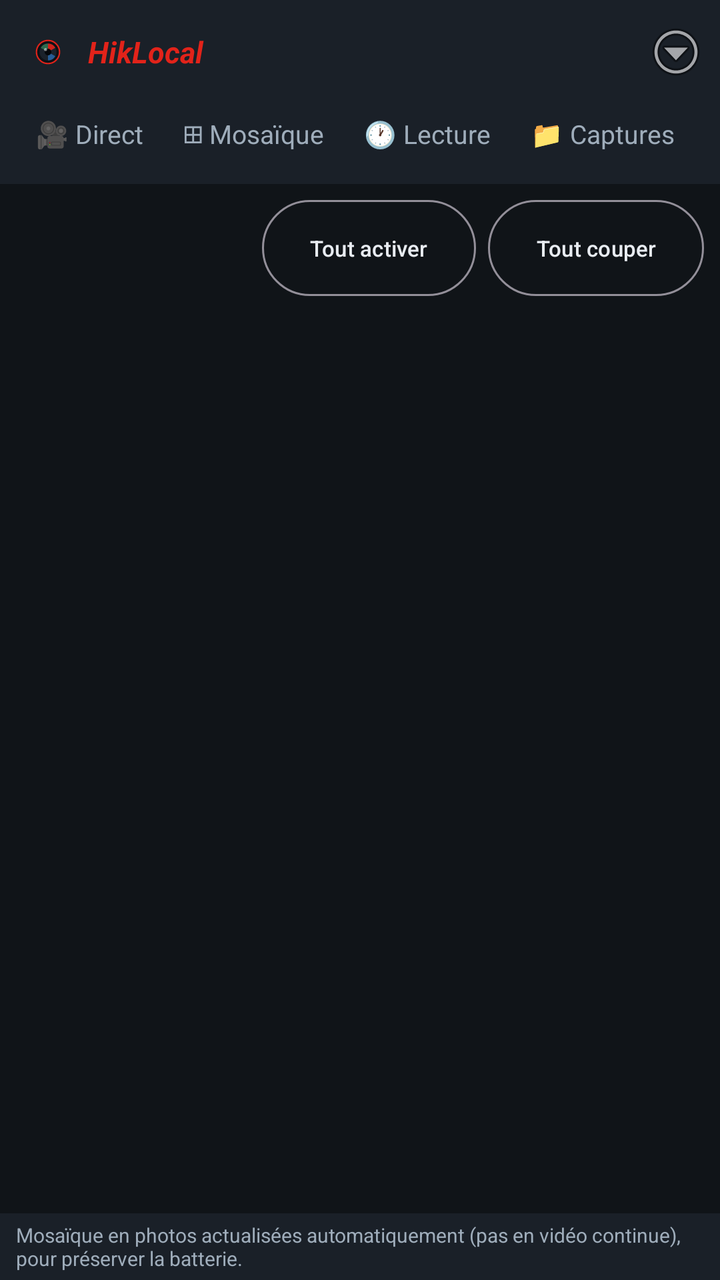
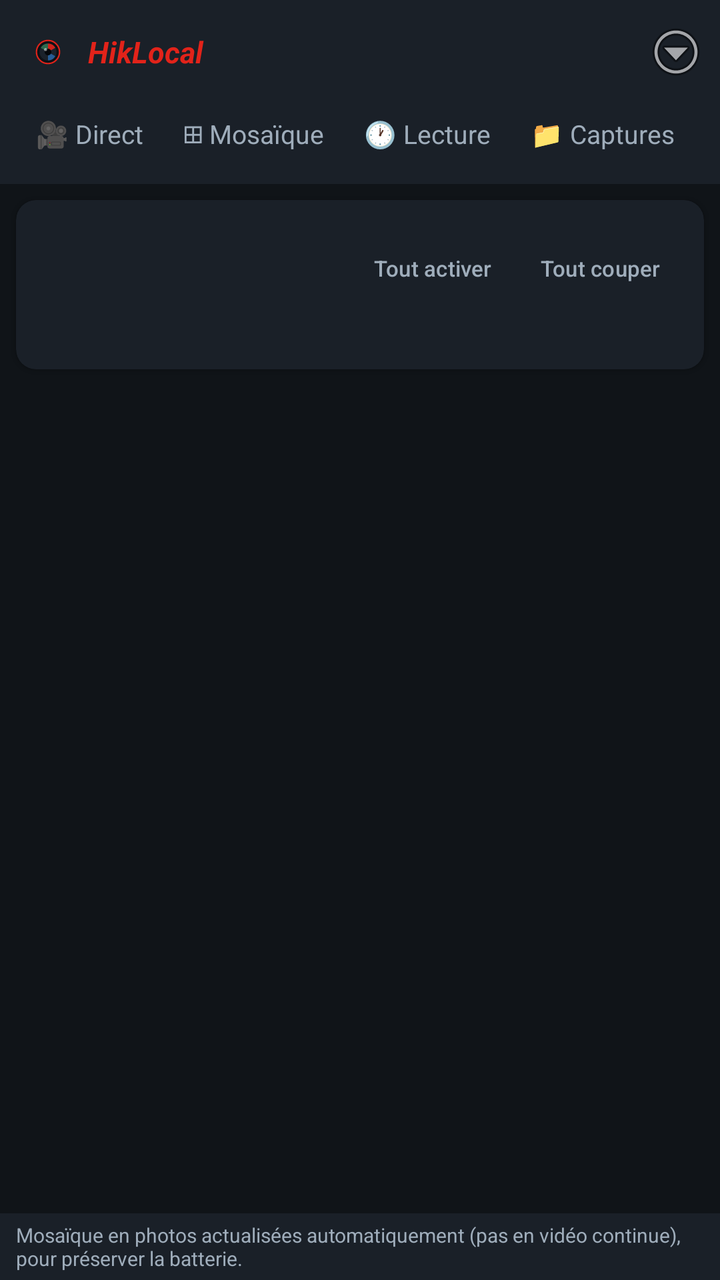

Before-and-after screenshots of an Android layout around one commit, followed by the original layout XML and the change that was made.
<!-- AndroidManifest.xml: application theme Theme.HikLocal -->
<!-- res/layout/activity_mosaic.xml -->
<?xml version="1.0" encoding="utf-8"?>
<LinearLayout xmlns:android="http://schemas.android.com/apk/res/android"
    android:layout_width="match_parent"
    android:layout_height="match_parent"
    android:background="@color/bg"
    android:orientation="vertical">

    <include
        android:id="@+id/topbar"
        layout="@layout/topbar" />

    <LinearLayout
        android:layout_width="match_parent"
        android:layout_height="wrap_content"
        android:gravity="center_vertical"
        android:orientation="horizontal"
        android:padding="8dp">

        <TextView
            android:id="@+id/countLabel"
            android:layout_width="0dp"
            android:layout_height="wrap_content"
            android:layout_weight="1"
            android:textColor="@color/text_dim"
            android:textSize="12sp" />

        <com.google.android.material.button.MaterialButton
            android:id="@+id/allOnButton"
            style="@style/Widget.Material3.Button.OutlinedButton"
            android:layout_width="wrap_content"
            android:layout_height="wrap_content"
            android:layout_marginEnd="6dp"
            android:insetTop="0dp"
            android:insetBottom="0dp"
            android:text="@string/mosaic_all_on"
            android:textColor="@color/text"
            android:textSize="11sp" />

        <com.google.android.material.button.MaterialButton
            android:id="@+id/allOffButton"
            style="@style/Widget.Material3.Button.OutlinedButton"
            android:layout_width="wrap_content"
            android:layout_height="wrap_content"
            android:insetTop="0dp"
            android:insetBottom="0dp"
            android:text="@string/mosaic_all_off"
            android:textColor="@color/text"
            android:textSize="11sp" />
    </LinearLayout>

    <ScrollView
        android:layout_width="match_parent"
        android:layout_height="0dp"
        android:layout_weight="1">

        <GridLayout
            android:id="@+id/grid"
            android:layout_width="match_parent"
            android:layout_height="wrap_content"
            android:alignmentMode="alignMargins"
            android:columnCount="2"
            android:padding="6dp" />
    </ScrollView>

    <TextView
        android:layout_width="match_parent"
        android:layout_height="wrap_content"
        android:background="@color/panel"
        android:paddingStart="8dp"
        android:paddingTop="4dp"
        android:paddingEnd="8dp"
        android:paddingBottom="4dp"
        android:text="@string/mosaic_note"
        android:textColor="@color/text_dim"
        android:textSize="10sp" />
</LinearLayout>
<!-- res/layout/topbar.xml (included above) -->
<?xml version="1.0" encoding="utf-8"?>
<LinearLayout xmlns:android="http://schemas.android.com/apk/res/android"
    android:layout_width="match_parent"
    android:layout_height="wrap_content"
    android:background="@color/panel"
    android:orientation="vertical">

    <LinearLayout
        android:layout_width="match_parent"
        android:layout_height="wrap_content"
        android:gravity="center_vertical"
        android:orientation="horizontal"
        android:paddingStart="12dp"
        android:paddingTop="8dp"
        android:paddingEnd="4dp"
        android:paddingBottom="4dp">

        <ImageView
            android:layout_width="24dp"
            android:layout_height="24dp"
            android:contentDescription="@string/app_name"
            android:src="@drawable/ic_launcher_foreground" />

        <TextView
            android:layout_width="0dp"
            android:layout_height="wrap_content"
            android:layout_marginStart="8dp"
            android:layout_weight="1"
            android:text="@string/app_name"
            android:textColor="@color/accent"
            android:textSize="15sp"
            android:textStyle="bold|italic" />

        <ImageButton
            android:id="@+id/overflowButton"
            android:layout_width="36dp"
            android:layout_height="36dp"
            android:background="?attr/selectableItemBackgroundBorderless"
            android:contentDescription="Menu"
            android:src="@android:drawable/ic_menu_more" />
    </LinearLayout>

    <HorizontalScrollView
        android:layout_width="match_parent"
        android:layout_height="wrap_content"
        android:scrollbars="none">

        <LinearLayout
            android:layout_width="wrap_content"
            android:layout_height="wrap_content"
            android:orientation="horizontal"
            android:paddingStart="8dp"
            android:paddingEnd="8dp"
            android:paddingBottom="6dp">

            <TextView
                android:id="@+id/tabDirect"
                android:layout_width="wrap_content"
                android:layout_height="wrap_content"
                android:background="?attr/selectableItemBackground"
                android:padding="10dp"
                android:text="@string/tab_live"
                android:textColor="@color/text_dim"
                android:textSize="13sp" />

            <TextView
                android:id="@+id/tabMosaic"
                android:layout_width="wrap_content"
                android:layout_height="wrap_content"
                android:background="?attr/selectableItemBackground"
                android:padding="10dp"
                android:text="@string/tab_mosaic"
                android:textColor="@color/text_dim"
                android:textSize="13sp" />

            <TextView
                android:id="@+id/tabPlayback"
                android:layout_width="wrap_content"
                android:layout_height="wrap_content"
                android:background="?attr/selectableItemBackground"
                android:padding="10dp"
                android:text="@string/tab_playback"
                android:textColor="@color/text_dim"
                android:textSize="13sp" />

            <TextView
                android:id="@+id/tabCaptures"
                android:layout_width="wrap_content"
                android:layout_height="wrap_content"
                android:background="?attr/selectableItemBackground"
                android:padding="10dp"
                android:text="@string/tab_captures"
                android:textColor="@color/text_dim"
                android:textSize="13sp" />
        </LinearLayout>
    </HorizontalScrollView>
</LinearLayout>
<!-- resources referenced by this layout -->
<resources>
  <color name="accent">#FFE2231A</color>
  <color name="bg">#FF101418</color>
  <color name="panel">#FF1A2028</color>
  <color name="text">#FFE8ECF1</color>
  <color name="text_dim">#FF9FADBB</color>
  <!-- drawable ic_launcher_foreground (drawable) -->
  <?xml version="1.0" encoding="utf-8"?>
  <vector xmlns:android="http://schemas.android.com/apk/res/android"
      android:width="108dp"
      android:height="108dp"
      android:viewportWidth="108"
      android:viewportHeight="108">
  
      <path
          android:fillColor="#0D1116"
          android:pathData="M54,54 m-27,0 a27,27 0 1,0 54,0 a27,27 0 1,0 -54,0" />
      <path
          android:fillColor="#00000000"
          android:strokeColor="#E2231A"
          android:strokeWidth="3.2"
          android:pathData="M54,54 m-26,0 a26,26 0 1,0 52,0 a26,26 0 1,0 -52,0" />
      <path
          android:fillColor="#1B222B"
          android:pathData="M54,54 m-19,0 a19,19 0 1,0 38,0 a19,19 0 1,0 -38,0" />
      <path
          android:fillColor="#E2231A"
          android:fillAlpha="0.9"
          android:pathData="M54,35 A19,19 0 0,1 70.5,44.5 L54,54 Z" />
      <path
          android:fillColor="#2B6CB0"
          android:fillAlpha="0.8"
          android:pathData="M70.5,63.5 A19,19 0 0,1 54,73 L54,54 Z" />
      <path
          android:fillColor="#3B8F5E"
          android:fillAlpha="0.65"
          android:pathData="M37.5,44.5 A19,19 0 0,1 54,35 L54,54 Z" />
      <path
          android:fillColor="#05070A"
          android:pathData="M54,54 m-7.5,0 a7.5,7.5 0 1,0 15,0 a7.5,7.5 0 1,0 -15,0" />
      <path
          android:fillColor="#FFFFFF"
          android:fillAlpha="0.5"
          android:pathData="M48.5,48.5 m-3.5,0 a3.5,3.5 0 1,0 7,0 a3.5,3.5 0 1,0 -7,0" />
  </vector>
  <string name="app_name">HikLocal</string>
  <string name="mosaic_all_off">Tout couper</string>
  <string name="mosaic_all_on">Tout activer</string>
  <string name="mosaic_note">Mosaïque en photos actualisées automatiquement (pas en vidéo continue), pour préserver la batterie.</string>
  <string name="tab_captures">📁 Captures</string>
  <string name="tab_live">🎥 Direct</string>
  <string name="tab_mosaic">⊞ Mosaïque</string>
  <string name="tab_playback">🕐 Lecture</string>
  <style name="Theme.HikLocal" parent="Theme.Material3.Dark.NoActionBar">
          <item name="colorPrimary">@color/accent</item>
          <item name="colorOnPrimary">@color/text</item>
          <item name="colorSecondary">@color/accent_blue</item>
          <item name="android:colorBackground">@color/bg</item>
          <item name="android:textColorPrimary">@color/text</item>
          <item name="android:textColorSecondary">@color/text_dim</item>
          <item name="android:statusBarColor" tools:targetApi="21">@color/panel</item>
      </style>
  <color name="accent_blue">#FF2B6CB0</color>
</resources>

<!-- the commit's change to res/layout/activity_mosaic.xml (unified diff, before → after) -->
@@ -1,5 +1,6 @@
 <?xml version="1.0" encoding="utf-8"?>
 <LinearLayout xmlns:android="http://schemas.android.com/apk/res/android"
+    xmlns:app="http://schemas.android.com/apk/res-auto"
     android:layout_width="match_parent"
     android:layout_height="match_parent"
     android:background="@color/bg"
@@ -9,44 +10,71 @@
         android:id="@+id/topbar"
         layout="@layout/topbar" />
 
-    <LinearLayout
-        android:layout_width="match_parent"
-        android:layout_height="wrap_content"
-        android:gravity="center_vertical"
-        android:orientation="horizontal"
-        android:padding="8dp">
-
-        <TextView
-            android:id="@+id/countLabel"
-            android:layout_width="0dp"
-            android:layout_height="wrap_content"
-            android:layout_weight="1"
-            android:textColor="@color/text_dim"
-            android:textSize="12sp" />
-
-        <com.google.android.material.button.MaterialButton
-            android:id="@+id/allOnButton"
-            style="@style/Widget.Material3.Button.OutlinedButton"
-            android:layout_width="wrap_content"
-            android:layout_height="wrap_content"
-            android:layout_marginEnd="6dp"
-            android:insetTop="0dp"
-            android:insetBottom="0dp"
-            android:text="@string/mosaic_all_on"
-            android:textColor="@color/text"
-            android:textSize="11sp" />
-
-        <com.google.android.material.button.MaterialButton
-            android:id="@+id/allOffButton"
-            style="@style/Widget.Material3.Button.OutlinedButton"
-            android:layout_width="wrap_content"
-            android:layout_height="wrap_content"
-            android:insetTop="0dp"
-            android:insetBottom="0dp"
-            android:text="@string/mosaic_all_off"
-            android:textColor="@color/text"
-            android:textSize="11sp" />
-    </LinearLayout>
+    <androidx.cardview.widget.CardView
+        android:layout_width="match_parent"
+        android:layout_height="wrap_content"
+        android:layout_margin="8dp"
+        app:cardBackgroundColor="@color/panel"
+        app:cardCornerRadius="10dp"
+        app:cardElevation="1dp">
+
+        <LinearLayout
+            android:layout_width="match_parent"
+            android:layout_height="wrap_content"
+            android:orientation="vertical"
+            android:padding="10dp">
+
+            <LinearLayout
+                android:layout_width="match_parent"
+                android:layout_height="wrap_content"
+                android:gravity="center_vertical"
+                android:orientation="horizontal">
+
+                <TextView
+                    android:id="@+id/deviceLabel"
+                    android:layout_width="0dp"
+                    android:layout_height="wrap_content"
+                    android:layout_weight="1"
+                    android:ellipsize="end"
+                    android:maxLines="1"
+                    android:textColor="@color/text"
+                    android:textSize="14sp"
+                    android:textStyle="bold" />
+
+                <com.google.android.material.button.MaterialButton
+                    android:id="@+id/allOnButton"
+                    style="@style/Widget.Material3.Button.TextButton"
+                    android:layout_width="wrap_content"
+                    android:layout_height="wrap_content"
+                    android:insetTop="0dp"
+                    android:insetBottom="0dp"
+                    android:minWidth="0dp"
+                    android:text="@string/mosaic_all_on"
+                    android:textColor="@color/text_dim"
+                    android:textSize="11sp" />
+
+                <com.google.android.material.button.MaterialButton
+                    android:id="@+id/allOffButton"
+                    style="@style/Widget.Material3.Button.TextButton"
+                    android:layout_width="wrap_content"
+                    android:layout_height="wrap_content"
+                    android:insetTop="0dp"
+                    android:insetBottom="0dp"
+                    android:minWidth="0dp"
+                    android:text="@string/mosaic_all_off"
+                    android:textColor="@color/text_dim"
+                    android:textSize="11sp" />
+            </LinearLayout>
+
+            <TextView
+                android:id="@+id/countLabel"
+                android:layout_width="match_parent"
+                android:layout_height="wrap_content"
+                android:layout_marginTop="2dp"
+                android:textColor="@color/text_dim"
+                android:textSize="11sp" />
+        </LinearLayout>
+    </androidx.cardview.widget.CardView>
 
     <ScrollView
         android:layout_width="match_parent"
